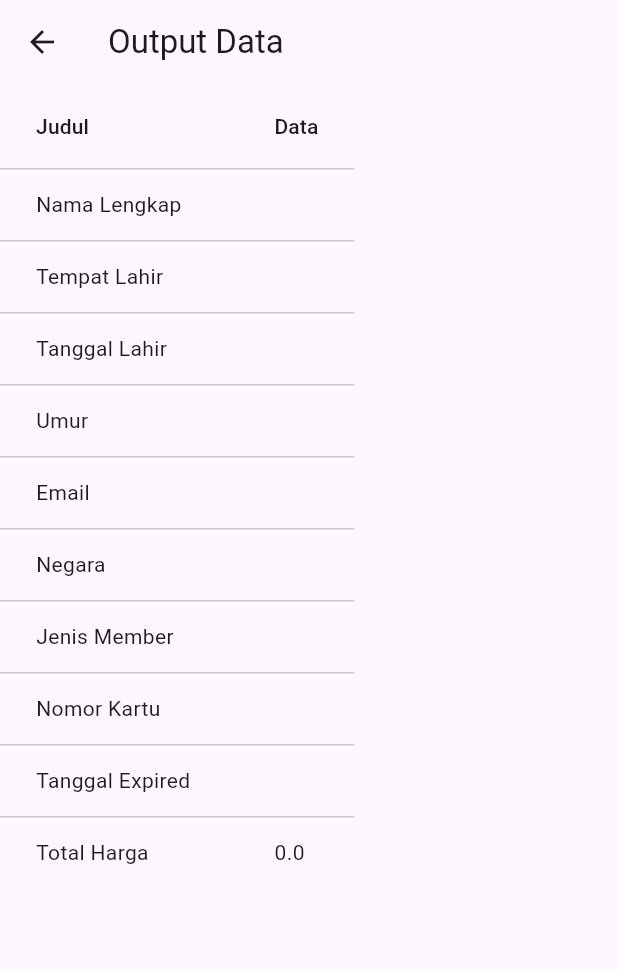
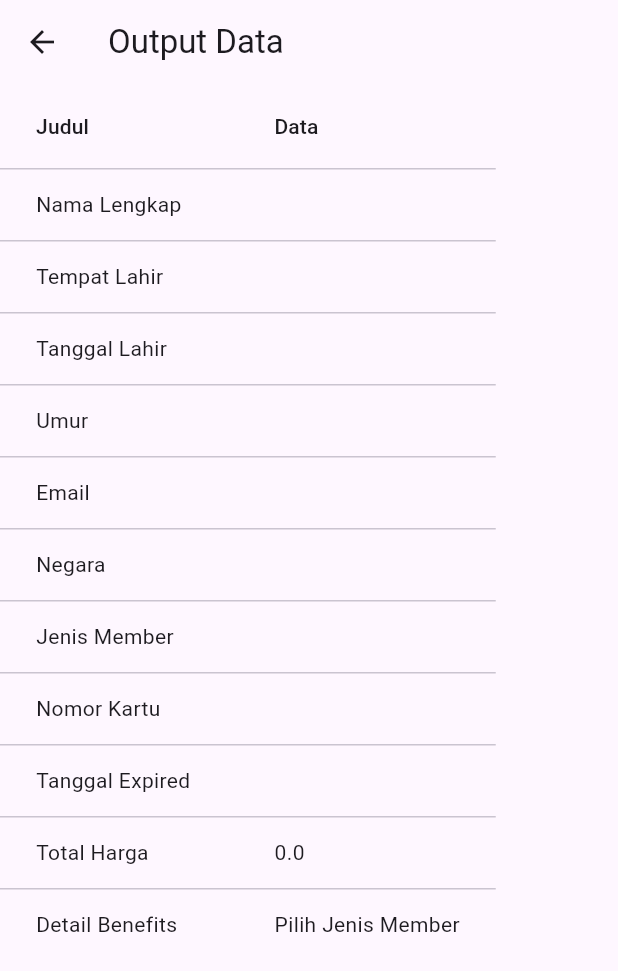
Before and after one commit to nailanawarhaurarpl1/belajar_getx, a Flutter app: the FormView screen opened by its route, after a tap on "Submit", on a phone screen of 412 x 824 dp. Shown: the top 971 px of the screen. Run offline on Flutter 3.47's test engine with Material 3 defaults, Android fonts, the phone set to English and light mode, and no system bars; our stand-ins replace get, shared_preferences; accounts and stored records are empty.

```diff
--- a/getx/lib/app/modules/form/views/form_view.dart
+++ b/getx/lib/app/modules/form/views/form_view.dart
@@ -101,14 +101,26 @@ class FormView extends GetView<FormController> {
               ),
               SizedBox(height: 16),
               Text(
-                'Payment:',
+                'Total Harga:',
                 style: TextStyle(fontSize: 16),
               ),
               SizedBox(height: 8),
               Obx(
                 () => Text(
-                  'Harga Member: ${controller.totalHarga.value}',
+                  '${controller.totalHarga.value}',
                   style: TextStyle(fontSize: 16, fontWeight: FontWeight.bold),
+                ),
+              ),
+              SizedBox(height: 16),
+              Text(
+                'Detail Benefits:',
+                style: TextStyle(fontSize: 16),
+              ),
+              SizedBox(height: 8),
+              Obx(
+                () => Text(
+                  '${getMembershipInfo()}',
+                  style: TextStyle(fontSize: 16, fontWeight: FontWeight.bold), // Tambahkan properti fontWeight di sini
                 ),
               ),
               SizedBox(height: 50),
@@ -129,4 +141,25 @@ class FormView extends GetView<FormController> {
       ),
     );
   }
+
+  String getMembershipInfo() {
+    String membershipInfo = '';
+    switch (controller.selectedMember.value) {
+      case 'Reguler':
+        membershipInfo = 'Anggota 1 Bulan';
+        break;
+      case 'Gold':
+        membershipInfo = 'Anggota 1 Bulan + Cemilan Gratis';
+        break;
+      case 'Platinum':
+        membershipInfo = 'Anggota 2 Bulan + Cemilan Gratis + Free Wifi';
+        break;
+      case 'VIP':
+        membershipInfo = 'Anggota 3 Bulan + Cemilan Gratis + Free Wifi + Tiket Konser';
+        break;
+      default:
+        membershipInfo = '';
+    }
+    return membershipInfo;
+  }
 }
--- a/getx/lib/app/modules/form/views/output.dart
+++ b/getx/lib/app/modules/form/views/output.dart
@@ -78,9 +78,34 @@ class OutputPage extends StatelessWidget {
               DataCell(Text('Total Harga')),
               DataCell(Text(formController.totalHarga.value.toString())),
             ]),
+            DataRow(cells: [
+              DataCell(Text('Detail Benefits')), // Tambahkan baris baru
+              DataCell(Text(getBenefits())), // Tambahkan baris baru
+            ]),
           ],
         ),
       ),
     );
   }
+
+  String getBenefits() {
+    String benefits = '';
+    switch (formController.selectedMember.value) {
+      case 'Reguler':
+        benefits = 'Anggota 1 Bulan';
+        break;
+      case 'Gold':
+        benefits = 'Anggota 1 Bulan + Cemilan Gratis';
+        break;
+      case 'Platinum':
+        benefits = 'Anggota 2 Bulan + Cemilan Gratis + Free Wifi';
+        break;
+      case 'VIP':
+        benefits = 'Anggota 3 Bulan + Cemilan Gratis + Free Wifi + Tiket Konser';
+        break;
+      default:
+        benefits = 'Pilih Jenis Member';
+    }
+    return benefits;
+  }
 }
--- a/getx/lib/app/routes/app_routes.dart
+++ b/getx/lib/app/routes/app_routes.dart
@@ -10,6 +10,8 @@ abstract class Routes {
   static const TUGAS2 = _Paths.TUGAS2;
   static const BIODATA = _Paths.BIODATA;
   static const FORM = _Paths.FORM;
+  static const REGISTER = _Paths.REGISTER;
+  static const LOGIN = _Paths.LOGIN;
 }
 
 abstract class _Paths {
@@ -21,4 +23,6 @@ abstract class _Paths {
   static const TUGAS2 = '/tugas2';
   static const BIODATA = '/biodata';
   static const FORM = '/form';
+  static const REGISTER = '/register';
+  static const LOGIN = '/login';
 }
--- a/getx/pubspec.yaml
+++ b/getx/pubspec.yaml
@@ -11,6 +11,8 @@ dependencies:
   flutter:
     sdk: flutter
   intl: ^0.19.0
+  shared_preferences: ^2.2.2
+  http: ^1.2.0
 
 dev_dependencies:
   flutter_lints: ^2.0.0
```
Also changed, not shown: getx/lib/app/middlewares/auth_middleware.dart (added, +31 -0 lines), getx/lib/app/modules/home/views/home_view.dart (+15 -0 lines), getx/lib/app/modules/login/bindings/login_binding.dart (added, +12 -0 lines), getx/lib/app/modules/login/controllers/login_controller.dart (added, +67 -0 lines), getx/lib/app/modules/login/views/login_view.dart (added, +49 -0 lines), getx/lib/app/modules/profile/controllers/profile_controller.dart (+45 -10 lines), getx/lib/app/modules/profile/views/profile_view.dart (+32 -6 lines), getx/lib/app/modules/register/bindings/register_binding.dart (added, +12 -0 lines), getx/lib/app/modules/register/controllers/register_controller.dart (added, +73 -0 lines), getx/lib/app/modules/register/views/register_view.dart (added, +57 -0 lines), getx/lib/app/providers/api.dart (added, +16 -0 lines), getx/lib/app/routes/app_pages.dart (+16 -0 lines), getx/lib/app/modules/form/controllers/form_controller.dart (line endings or trailing spaces), getx/pubspec.lock, 2 other files.
